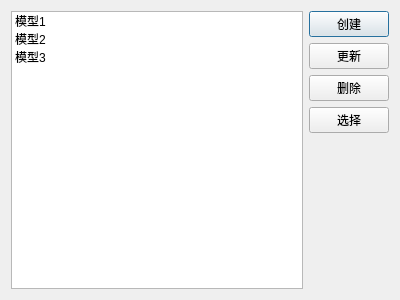
Before: the Qt Designer form all_models.ui in bwj124/UI, drawn with Qt 5.
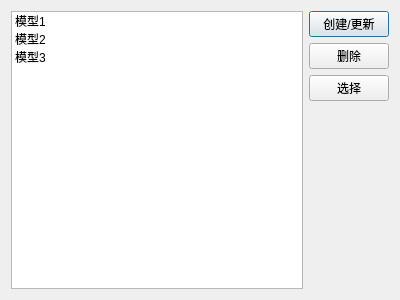
After: the same form once the commit is applied.

```diff
--- a/all_models.ui
+++ b/all_models.ui
@@ -40,14 +40,7 @@
        <item>
         <widget class="QPushButton" name="pushButton">
          <property name="text">
-          <string>创建</string>
-         </property>
-        </widget>
-       </item>
-       <item>
-        <widget class="QPushButton" name="pushButton_4">
-         <property name="text">
-          <string>更新</string>
+          <string>创建/更新</string>
          </property>
         </widget>
        </item>
```
